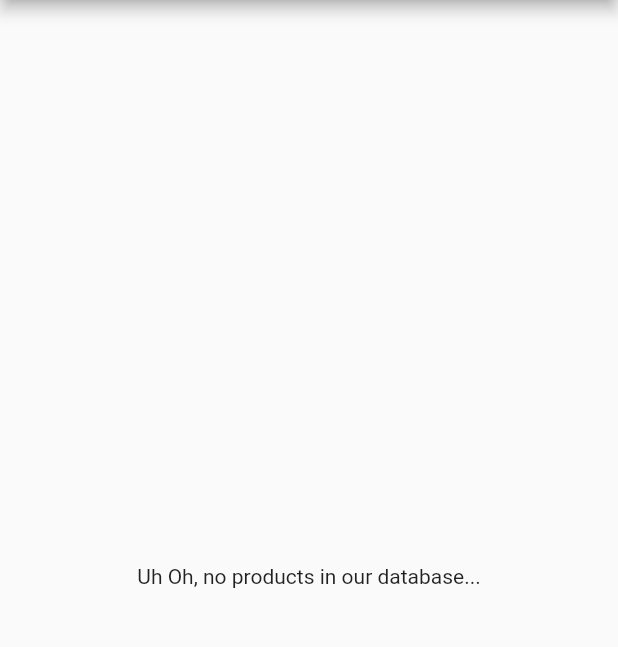
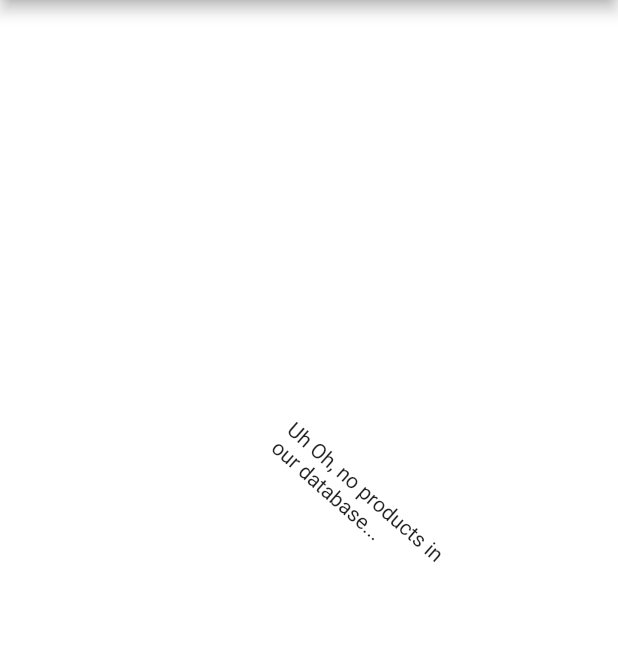
Before and after one commit to Luke1453/Hybrid_Product_Database, a Flutter app: the screen it shows after launch, on a phone screen of 412 x 824 dp, the part 84-731 px from its top. Run offline on Flutter 3.47's test engine with Material 2 defaults, Android fonts, the phone set to English and light mode, and no system bars; our stand-ins replace firebase_database; missing offline and left inert: qr_code_scanner; accounts and stored records are empty.

Commit message:
Finished all.

```diff
--- a/lib/views/home_view.dart
+++ b/lib/views/home_view.dart
@@ -1,4 +1,5 @@
 import 'dart:async';
+import 'dart:collection';
 import 'dart:convert';
 
 import 'package:flutter/cupertino.dart';
@@ -13,10 +14,12 @@ class HomeView extends StatefulWidget {
   _HomeViewState createState() => _HomeViewState();
 }
 
-class _HomeViewState extends State<HomeView> {
+class _HomeViewState extends State<HomeView>
+    with SingleTickerProviderStateMixin {
   DatabaseReference databaseReference;
   List<Product> productList = List<Product>();
   StreamSubscription<Event> productSub;
+  AnimationController animCont;
 
   @override
   void dispose() {
@@ -27,6 +30,11 @@ class _HomeViewState extends State<HomeView> {
   @override
   void initState() {
     super.initState();
+    animCont = AnimationController(
+      vsync: this,
+      duration: new Duration(seconds: 7),
+    );
+    animCont.repeat();
     databaseReference = FirebaseDatabase.instance.reference();
     databaseReference.keepSynced(true);
 
@@ -45,11 +53,6 @@ class _HomeViewState extends State<HomeView> {
 
     // populating product list
     populateProductList();
-  }
-
-  void sleep(int duration) async {
-    await Future.delayed(const Duration(seconds: 3),
-        () => print("Slept for ${duration.toString()} seconds"));
   }
 
   @override
@@ -72,14 +75,17 @@ class _HomeViewState extends State<HomeView> {
   }
 
   void populateProductList() {
+    productList.clear();
     databaseReference.once().then((DataSnapshot snapshot) {
       readData();
       if (snapshot.value != null) {
-        var productJsonList = List.from(snapshot.value);
+        var productJsonList = castDynamicList(snapshot.value);
         productJsonList.removeWhere((element) => element == null);
-        productList.clear();
-        productList = productJsonList.map((e) => Product.fromJson(e)).toList();
-        print(productList);
+        if (productJsonList.isNotEmpty) {
+          productList =
+              productJsonList.map((e) => Product.fromJson(e)).toList();
+          print(productList);
+        }
         setState(() {
           print("re-rendering");
         });
@@ -87,11 +93,38 @@ class _HomeViewState extends State<HomeView> {
     });
   }
 
+  List<dynamic> castDynamicList(x) {
+    if (x is List<dynamic>) {
+      return List<dynamic>.from(x, growable: true);
+    } else if (x is LinkedHashMap) {
+      var map = LinkedHashMap.from(x);
+      return List<dynamic>.from(map.values, growable: true);
+    } else {
+      return List<dynamic>();
+    }
+  }
+
+//child: Text("Uh Oh, no products in our database...")
   Widget productListView() {
     if (productList.isEmpty) {
-      return
-          //todo:animation here
-          Center(child: Text("Uh Oh, no products in our database..."));
+      return Container(
+        alignment: Alignment.center,
+        color: Colors.white,
+        child: new AnimatedBuilder(
+          animation: animCont,
+          child: new Container(
+            height: 150.0,
+            width: 150.0,
+            child: Text("Uh Oh, no products in our database..."),
+          ),
+          builder: (BuildContext context, Widget _widget) {
+            return new Transform.rotate(
+              angle: animCont.value * 6.3,
+              child: _widget,
+            );
+          },
+        ),
+      );
     } else {
       return ListView.builder(
           itemCount: productList.length,
@@ -296,7 +329,6 @@ class _HomeViewState extends State<HomeView> {
   }
 
   void addProduct() {
-    print('s');
     Navigator.pushNamed(context, "/qr_scan").then((value) {
       if (value != null) {
         print(value.toString());
```
